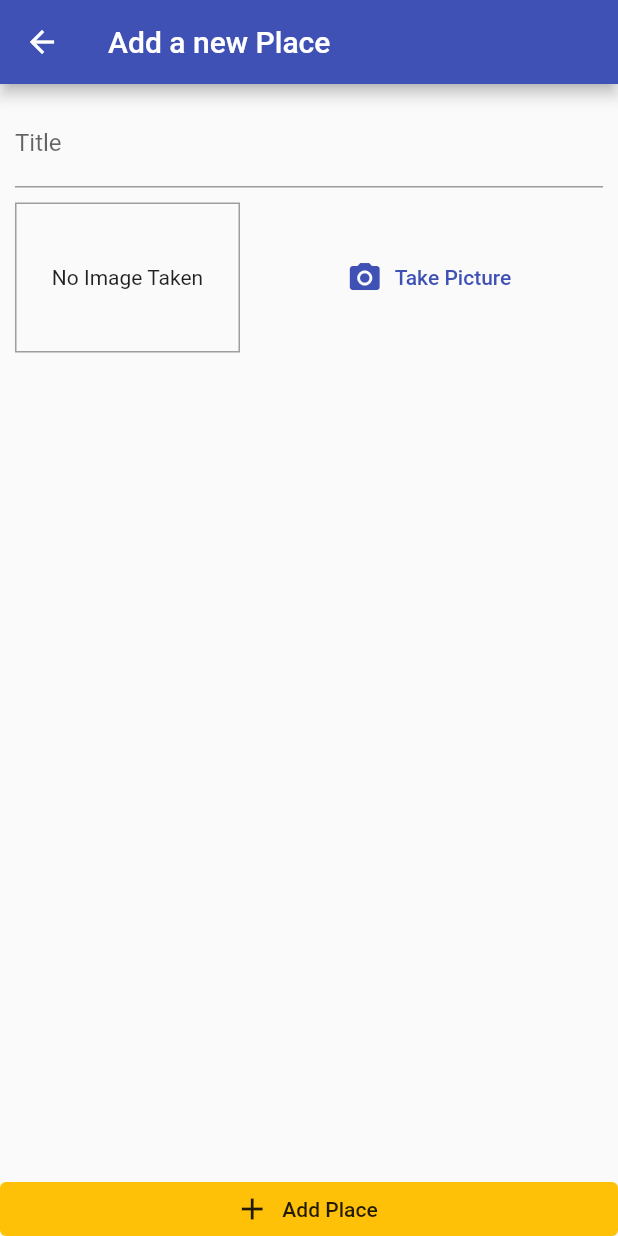
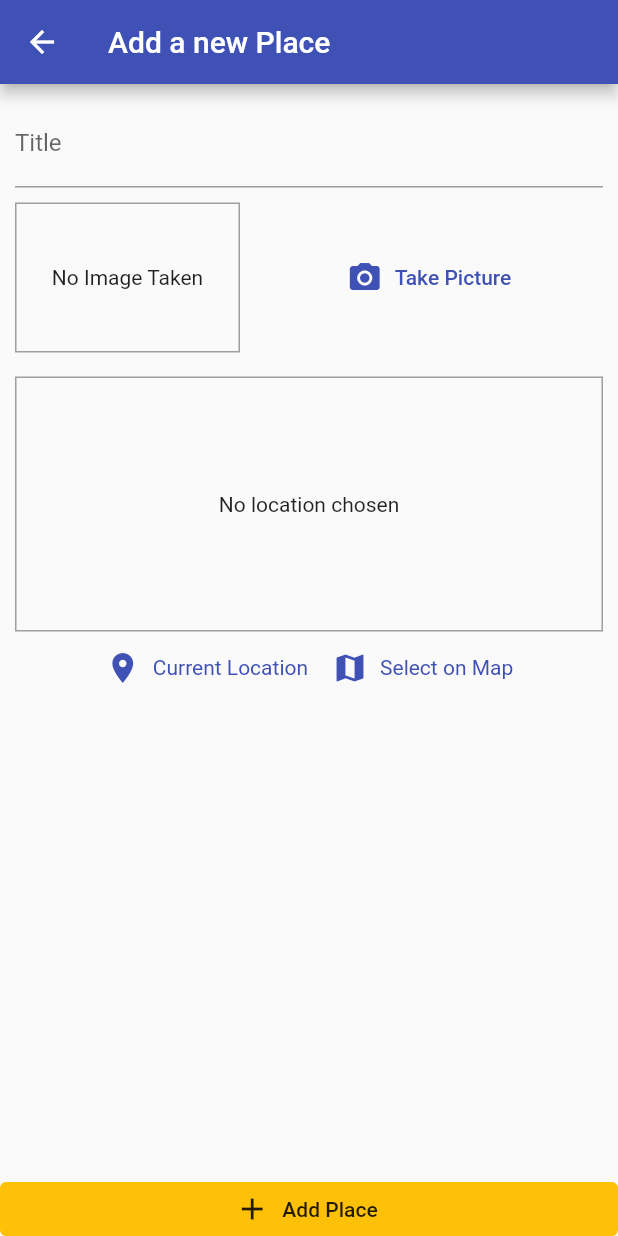
Before and after one commit to Nimbo1999/great-places-flutter-app, a Flutter app: the AddPlaceScreen screen opened by its route, on a phone screen of 412 x 824 dp. Run offline on Flutter 3.47's test engine with Material 2 defaults, Android fonts, the phone set to English and light mode, and no system bars; our stand-ins replace image_picker, sqflite; accounts and stored records are empty.

Commit message:
Add the location input component into the add_place_screen

```diff
--- a/lib/screens/add_place_screen.dart
+++ b/lib/screens/add_place_screen.dart
@@ -3,6 +3,7 @@ import 'dart:io';
 import 'package:flutter/material.dart';
 import 'package:great_places/providers/great_places.dart';
 import 'package:great_places/widgets/image_input.dart';
+import 'package:great_places/widgets/location_input.dart';
 import 'package:provider/provider.dart';
 
 class AddPlaceScreen extends StatefulWidget {
@@ -42,7 +43,9 @@ class _AddPlaceScreenState extends State<AddPlaceScreen> {
                 decoration: const InputDecoration(label: Text('Title')),
                 controller: _textEditingController,),
               const SizedBox(height: 10,),
-              ImageInput(onSelectImage: _selectImage,)
+              ImageInput(onSelectImage: _selectImage,),
+              const SizedBox(height: 16,),
+              const LocationInput()
             ],),
           ))),
           ElevatedButton.icon(
--- /dev/null
+++ b/lib/widgets/location_input.dart
@@ -0,0 +1,59 @@
+import 'package:flutter/material.dart';
+
+class LocationInput extends StatefulWidget {
+  const LocationInput({Key? key}) : super(key: key);
+
+  @override
+  State<LocationInput> createState() => _LocationInputState();
+}
+
+class _LocationInputState extends State<LocationInput> {
+  String? _previewImageUrl;
+
+  @override
+  Widget build(BuildContext context) {
+    return Column(
+      children: [
+        Container(
+          height: 170,
+          width: double.infinity,
+          alignment: Alignment.center,
+          decoration: BoxDecoration(
+            border: Border.all(width: 1, color: Colors.grey),
+          ),
+          child: _previewImageUrl == null
+              ? const Text(
+                  'No location chosen',
+                  textAlign: TextAlign.center,
+                )
+              : Image.network(
+                  _previewImageUrl!,
+                  fit: BoxFit.cover,
+                  width: double.infinity,
+                ),
+        ),
+        Row(
+          mainAxisAlignment: MainAxisAlignment.center,
+          children: [
+            TextButton.icon(
+              onPressed: () {},
+              icon: const Icon(Icons.location_on),
+              label: const Text('Current Location'),
+              style: ButtonStyle(
+                textStyle: MaterialStateProperty.all(TextStyle(color: Theme.of(context).colorScheme.primary))
+              ),
+            ),
+            TextButton.icon(
+              onPressed: () {},
+              icon: const Icon(Icons.map),
+              label: const Text('Select on Map'),
+              style: ButtonStyle(
+                textStyle: MaterialStateProperty.all(TextStyle(color: Theme.of(context).colorScheme.primary))
+              ),
+            ),
+          ],
+        )
+      ],
+    );
+  }
+}
--- a/pubspec.yaml
+++ b/pubspec.yaml
@@ -34,6 +34,7 @@ dependencies:
   path_provider: 2.0.10
   path: 1.8.1
   sqflite: 2.0.2+1
+  location: 4.4.0
 
 
   # The following adds the Cupertino Icons font to your application.
```
Also changed, not shown: pubspec.lock, 1 other file.
